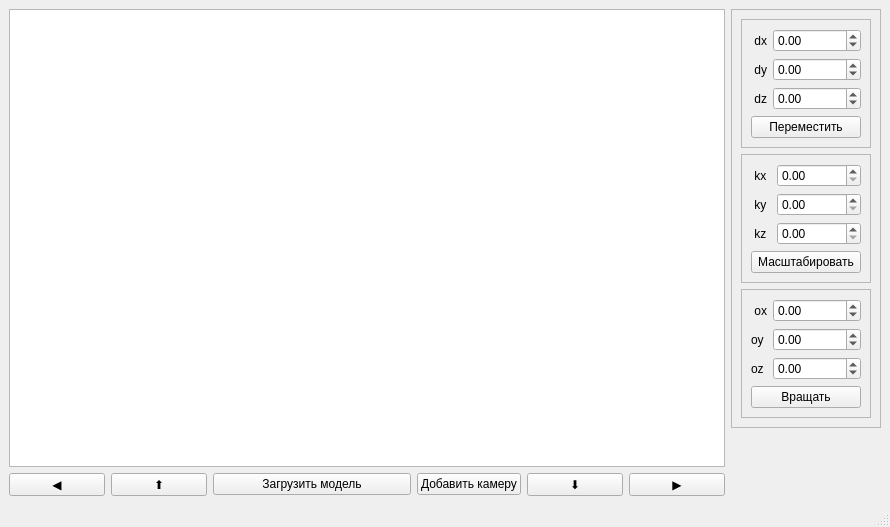
Before: the Qt Designer form lab_03/design.ui in migregal/bmstu-iu7-oop, drawn with Qt 5.
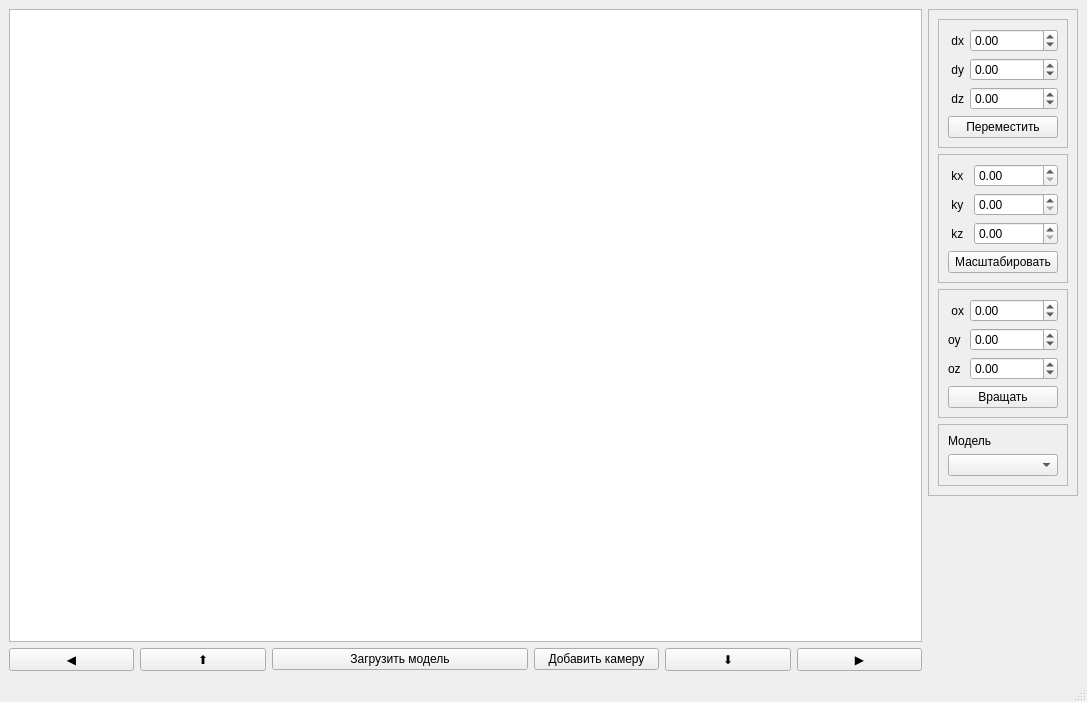
After: the same form once the commit is applied.

Commit message: Model choose added

What changed in the file:
```diff
--- a/lab_03/design.ui
+++ b/lab_03/design.ui
@@ -6,8 +6,8 @@
    <rect>
     <x>0</x>
     <y>0</y>
-    <width>890</width>
-    <height>527</height>
+    <width>1087</width>
+    <height>702</height>
    </rect>
   </property>
   <property name="windowTitle">
@@ -306,6 +306,28 @@
          </layout>
         </widget>
        </item>
+       <item>
+        <widget class="QFrame" name="frame">
+         <property name="frameShape">
+          <enum>QFrame::StyledPanel</enum>
+         </property>
+         <property name="frameShadow">
+          <enum>QFrame::Raised</enum>
+         </property>
+         <layout class="QVBoxLayout" name="verticalLayout_2">
+          <item>
+           <widget class="QLabel" name="label_7">
+            <property name="text">
+             <string>Модель</string>
+            </property>
+           </widget>
+          </item>
+          <item>
+           <widget class="QComboBox" name="model_choose"/>
+          </item>
+         </layout>
+        </widget>
+       </item>
       </layout>
      </widget>
     </item>
```
Left out of the diff: 1 changed line with no effect on the pictures. The commit also changes 2 other files.
